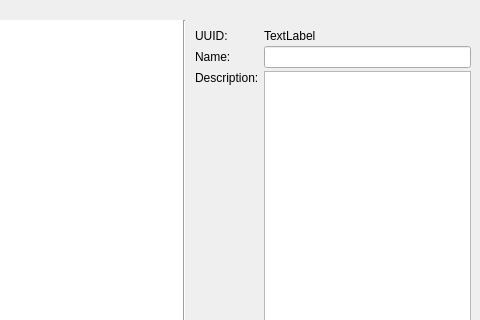
Qt form libs/librepcb/libraryeditor/sym/symboleditorwidget.ui (LibrePCB/LibrePCB) before a commit; both pictures show x 319 to 799 and y 0 to 320 of the 799 by 468 pixel window.
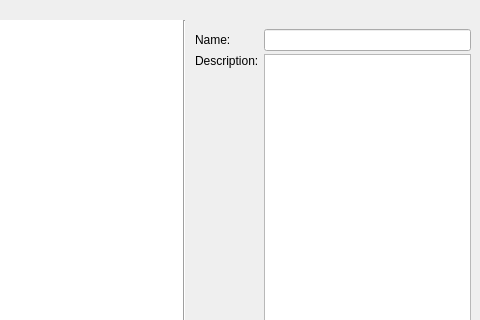
The same form after that commit. Custom widgets are drawn as their Qt base class.

Patch:
```diff
--- a/libs/librepcb/libraryeditor/sym/symboleditorwidget.ui
+++ b/libs/librepcb/libraryeditor/sym/symboleditorwidget.ui
@@ -79,40 +79,20 @@
         <number>9</number>
        </property>
        <item row="0" column="0">
-        <widget class="QLabel" name="label_3">
-         <property name="text">
-          <string>UUID:</string>
-         </property>
-        </widget>
-       </item>
-       <item row="0" column="1">
-        <widget class="QLabel" name="lblUuid">
-         <property name="text">
-          <string notr="true">TextLabel</string>
-         </property>
-         <property name="openExternalLinks">
-          <bool>true</bool>
-         </property>
-         <property name="textInteractionFlags">
-          <set>Qt::LinksAccessibleByMouse|Qt::TextSelectableByMouse</set>
-         </property>
-        </widget>
-       </item>
-       <item row="1" column="0">
         <widget class="QLabel" name="label_4">
          <property name="text">
           <string>Name:</string>
          </property>
         </widget>
        </item>
-       <item row="1" column="1">
+       <item row="0" column="1">
         <widget class="QLineEdit" name="edtName">
          <property name="maxLength">
           <number>50</number>
          </property>
         </widget>
        </item>
-       <item row="2" column="0">
+       <item row="1" column="0">
         <widget class="QLabel" name="label_5">
          <property name="text">
           <string>Description:</string>
@@ -122,63 +102,66 @@
          </property>
         </widget>
        </item>
-       <item row="3" column="0">
+       <item row="1" column="1">
+        <widget class="QPlainTextEdit" name="edtDescription"/>
+       </item>
+       <item row="2" column="0">
         <widget class="QLabel" name="label_6">
          <property name="text">
           <string>Keywords:</string>
          </property>
         </widget>
        </item>
-       <item row="3" column="1">
+       <item row="2" column="1">
         <widget class="QLineEdit" name="edtKeywords">
          <property name="maxLength">
           <number>100</number>
          </property>
         </widget>
        </item>
-       <item row="4" column="0">
+       <item row="3" column="0">
         <widget class="QLabel" name="label_7">
          <property name="text">
           <string>Author:</string>
          </property>
         </widget>
        </item>
-       <item row="4" column="1">
+       <item row="3" column="1">
         <widget class="QLineEdit" name="edtAuthor">
          <property name="maxLength">
           <number>100</number>
          </property>
         </widget>
        </item>
-       <item row="5" column="0">
+       <item row="4" column="0">
         <widget class="QLabel" name="label_8">
          <property name="text">
           <string>Version:</string>
          </property>
         </widget>
        </item>
-       <item row="5" column="1">
+       <item row="4" column="1">
         <widget class="QLineEdit" name="edtVersion">
          <property name="maxLength">
           <number>100</number>
          </property>
         </widget>
        </item>
-       <item row="6" column="0">
+       <item row="5" column="0">
         <widget class="QLabel" name="label_10">
          <property name="text">
           <string>Deprecated:</string>
          </property>
         </widget>
        </item>
-       <item row="6" column="1">
+       <item row="5" column="1">
         <widget class="QCheckBox" name="cbxDeprecated">
          <property name="text">
           <string>Symbol should no longer be used.</string>
          </property>
         </widget>
        </item>
-       <item row="7" column="0">
+       <item row="6" column="0">
         <widget class="QLabel" name="lblCategories">
          <property name="text">
           <string>Categories:</string>
@@ -188,9 +171,6 @@
          </property>
         </widget>
        </item>
-       <item row="2" column="1">
-        <widget class="QPlainTextEdit" name="edtDescription"/>
-       </item>
       </layout>
      </item>
     </layout>
```
